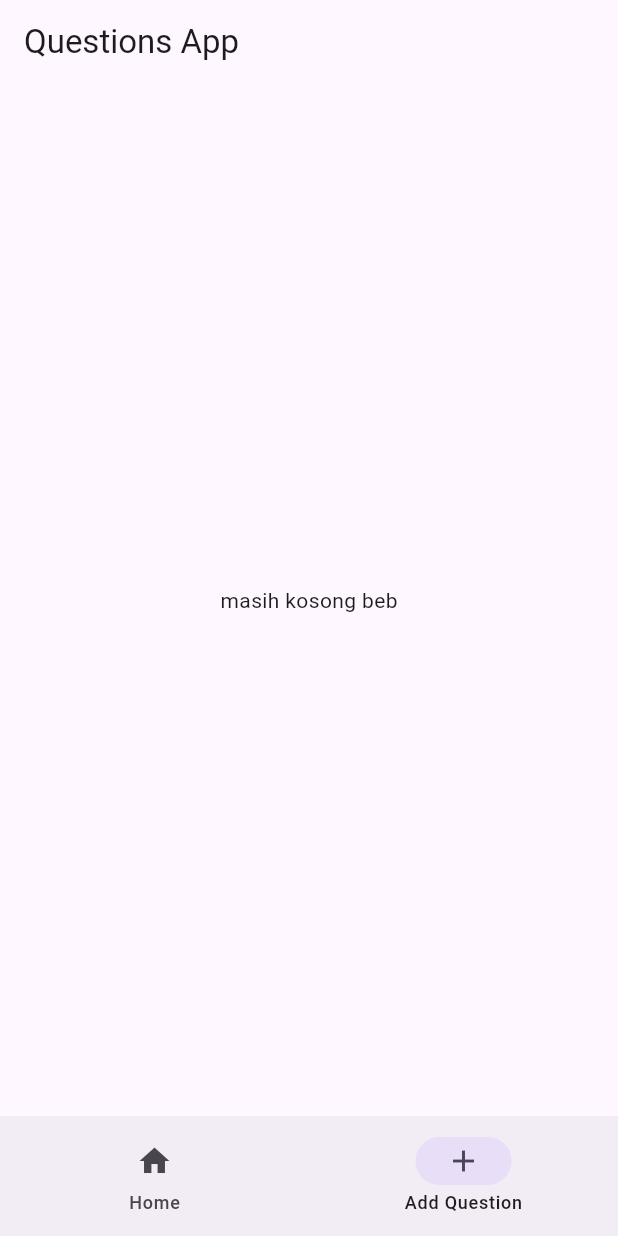
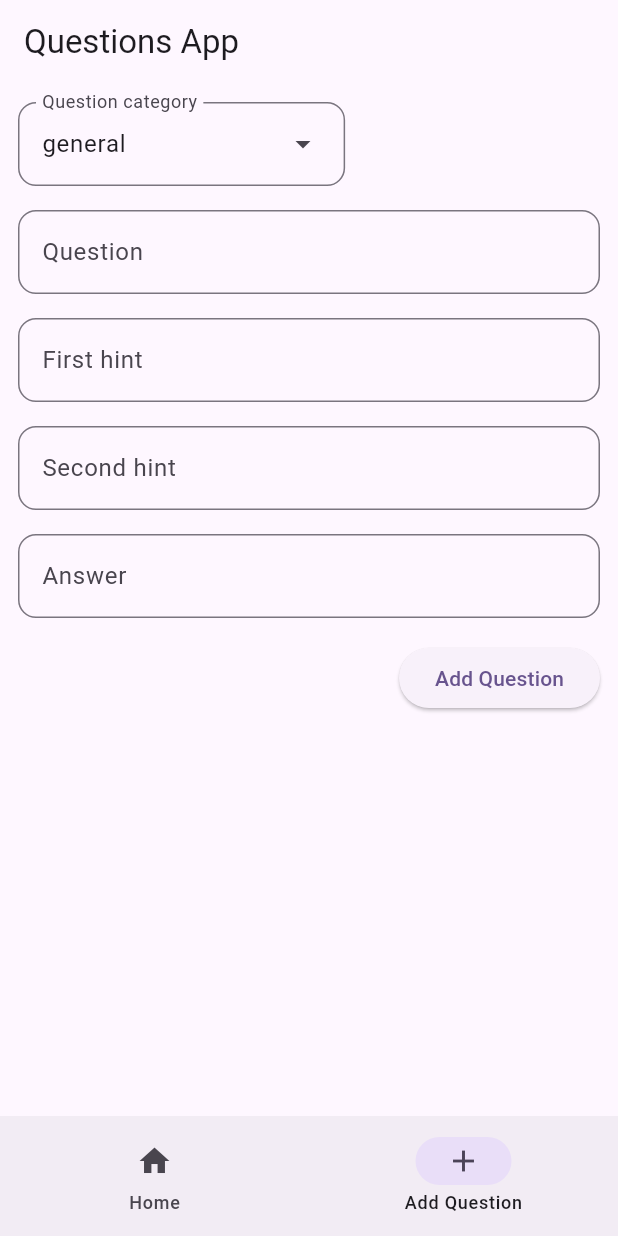
Before and after one commit to willyishmael/QuestionApp, a Flutter app: the screen it shows after launch, item 2 of the bottom bar chosen, on a phone screen of 412 x 824 dp. Run offline on Flutter 3.47's test engine with Material 2 defaults, Android fonts, the phone set to English and light mode, and no system bars.

Commit message:
create add question form

```diff
--- a/lib/main.dart
+++ b/lib/main.dart
@@ -1,5 +1,6 @@
 import 'package:flutter/material.dart';
 import 'data/model/question.dart';
+import 'ui/screens/add_question.dart';
 import 'ui/screens/home.dart';
 
 void main() {
@@ -47,7 +48,7 @@ class _MyAppState extends State<MyApp> {
         ),
         body: <Widget>[
           Home(questionList: questionList),
-          const Center(child: Text('masih kosong beb'),),
+          AddQuestion(questionList: questionList,),
         ][currentPageIndex],
       ),
     );
--- /dev/null
+++ b/lib/ui/screens/add_question.dart
@@ -0,0 +1,137 @@
+import 'package:flutter/material.dart';
+import 'package:task_f2/data/model/question.dart';
+
+class AddQuestion extends StatefulWidget {
+  final List<Question> questionList;
+
+  const AddQuestion({
+    super.key,
+    required this.questionList,
+  });
+
+  @override
+  State<AddQuestion> createState() => _AddQuestionState();
+}
+
+class _AddQuestionState extends State<AddQuestion> {
+  final _formKey = GlobalKey<FormState>();
+  final TextEditingController categoryController = TextEditingController();
+
+  late final QuestionCategory _category;
+  late final String _question;
+  late final String _firstHint;
+  late final String _secondHint;
+  late final String _answer;
+
+  void _submitForm() {
+    if (_formKey.currentState!.validate()) {
+      Question newQuestion = Question(
+        category: _category,
+        question: _question,
+        hints: [_firstHint, _secondHint],
+        answer: _answer,
+      );
+
+      widget.questionList.add(newQuestion);
+    }
+  }
+
+  @override
+  Widget build(BuildContext context) {
+    const outlineInputBorder =
+        OutlineInputBorder(borderRadius: BorderRadius.all(Radius.circular(12)));
+    final List<DropdownMenuEntry<QuestionCategory>> categoryEntries =
+        <DropdownMenuEntry<QuestionCategory>>[];
+
+    for (final QuestionCategory category in QuestionCategory.values) {
+      categoryEntries.add(
+        DropdownMenuEntry<QuestionCategory>(
+          value: category,
+          label: category.name,
+          enabled: true,
+        ),
+      );
+    }
+
+    return Scaffold(
+      body: SingleChildScrollView(
+        child: Form(
+          key: _formKey,
+          child: Container(
+            margin: const EdgeInsets.all(12),
+            child: Column(
+              crossAxisAlignment: CrossAxisAlignment.start,
+              children: [
+                DropdownMenu<QuestionCategory>(
+                  inputDecorationTheme: const InputDecorationTheme(
+                    border: outlineInputBorder,
+                  ),
+                  initialSelection: QuestionCategory.general,
+                  controller: categoryController,
+                  label: const Text('Question category'),
+                  dropdownMenuEntries: categoryEntries,
+                  onSelected: (value) {
+                    if (value != null) {
+                      _category = value;
+                    }
+                  },
+                ),
+                const SizedBox(height: 16),
+                TextField(
+                  decoration: const InputDecoration(
+                    border: outlineInputBorder,
+                    labelText: 'Question',
+                  ),
+                  keyboardType: TextInputType.multiline,
+                  onChanged: (value) {
+                    _question = value;
+                  },
+                ),
+                const SizedBox(height: 16),
+                TextField(
+                  decoration: const InputDecoration(
+                    border: outlineInputBorder,
+                    labelText: 'First hint',
+                  ),
+                  onChanged: ((value) {
+                    _firstHint = value;
+                  }),
+                ),
+                const SizedBox(height: 16),
+                TextField(
+                  decoration: const InputDecoration(
+                    border: outlineInputBorder,
+                    labelText: 'Second hint',
+                  ),
+                  onChanged: ((value) {
+                    _secondHint = value;
+                  }),
+                ),
+                const SizedBox(height: 16),
+                TextField(
+                  decoration: const InputDecoration(
+                    border: outlineInputBorder,
+                    labelText: 'Answer',
+                  ),
+                  onChanged: ((value) {
+                    _answer = value;
+                  }),
+                ),
+                const SizedBox(height: 16),
+                Row(
+                  mainAxisAlignment: MainAxisAlignment.end,
+                  children: [
+                    ElevatedButton(
+                      onPressed: () => _submitForm,
+                      child: const Text('Add Question'),
+                    ),
+                  ],
+                )
+              ],
+            ),
+          ),
+        ),
+      ),
+    );
+  }
+}
```
